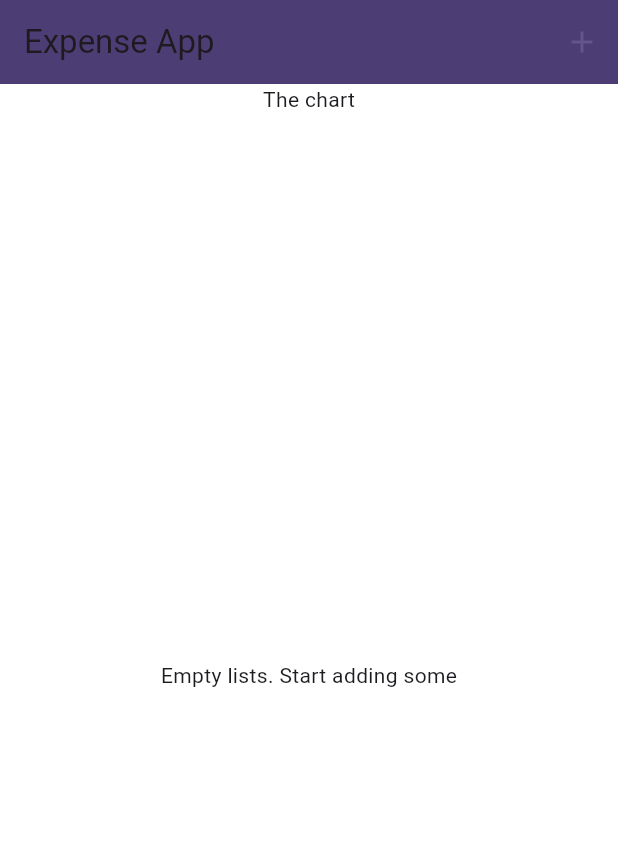
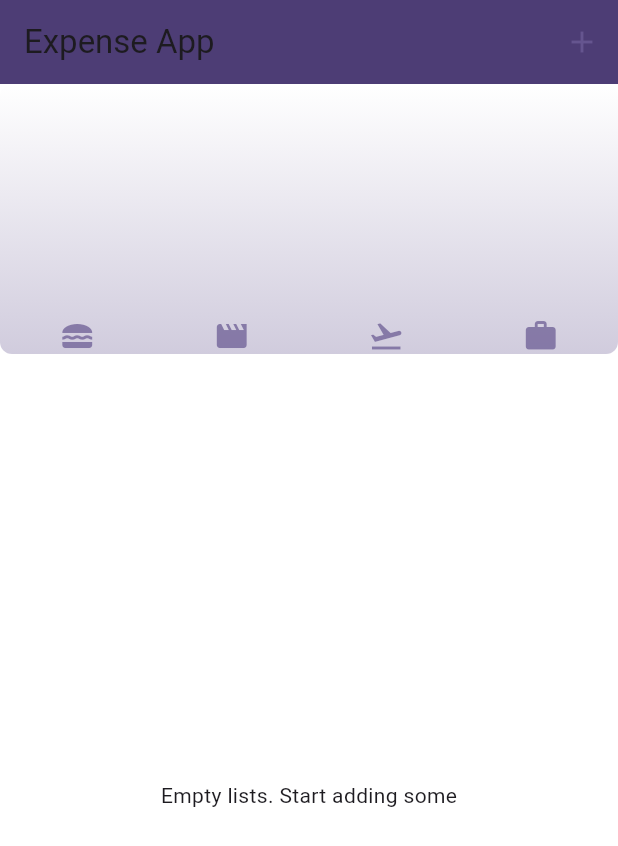
Before and after one commit to Ayomikuolatunji/expense-tracker, a Flutter app: the screen it shows after launch, on a phone screen of 412 x 824 dp. Shown: the top 846 px of the screen. Run offline on Flutter 3.47's test engine with Material 3 defaults, Android fonts, the phone set to English and light mode, and no system bars.

Commit message:
What: render chart on expense UI

```diff
--- a/lib/widgets/expenses.dart
+++ b/lib/widgets/expenses.dart
@@ -1,4 +1,5 @@
 import 'package:flutter/material.dart';
+import 'package:net_ninja_course/widgets/charts/chart.dart';
 import 'package:net_ninja_course/widgets/expenses_lists.dart';
 import "package:net_ninja_course/models/expense.dart";
 import 'package:net_ninja_course/widgets/new_expense.dart';
@@ -65,7 +66,9 @@ class _Expenses extends State<Expenses> {
       ),
       body: Column(
         children: [
-          const Text("The chart"),
+          Chart(
+            expenses: _registeredExpenses,
+          ),
           Expanded(
             child: _registeredExpenses.isEmpty
                 ? const Center(
```
